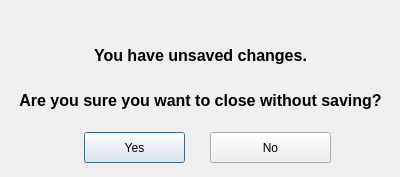
This is saveonclose.ui in nphelpsiv/SpriteEditor as Qt 5 draws it before an edit. The edited form follows.
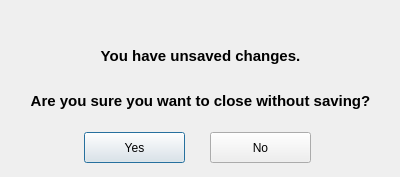
This is the edited form. Icons and pictures are not drawn.

Diff of the .ui file:
```diff
--- a/saveonclose.ui
+++ b/saveonclose.ui
@@ -1236,7 +1236,7 @@
    </property>
    <property name="font">
     <font>
-     <pointsize>12</pointsize>
+     <pointsize>11</pointsize>
      <weight>75</weight>
      <bold>true</bold>
     </font>
@@ -1265,7 +1265,7 @@
    </property>
    <property name="font">
     <font>
-     <pointsize>12</pointsize>
+     <pointsize>11</pointsize>
      <weight>75</weight>
      <bold>true</bold>
     </font>
@@ -1298,7 +1298,7 @@
     <rect>
      <x>210</x>
      <y>132</y>
-     <width>121</width>
+     <width>101</width>
      <height>31</height>
     </rect>
    </property>
```
